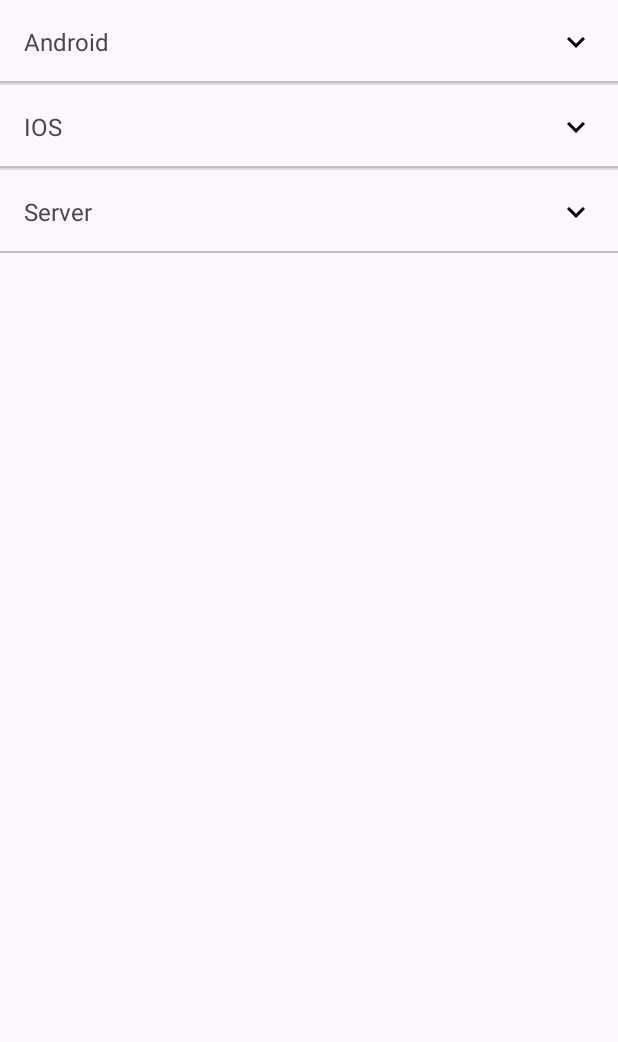
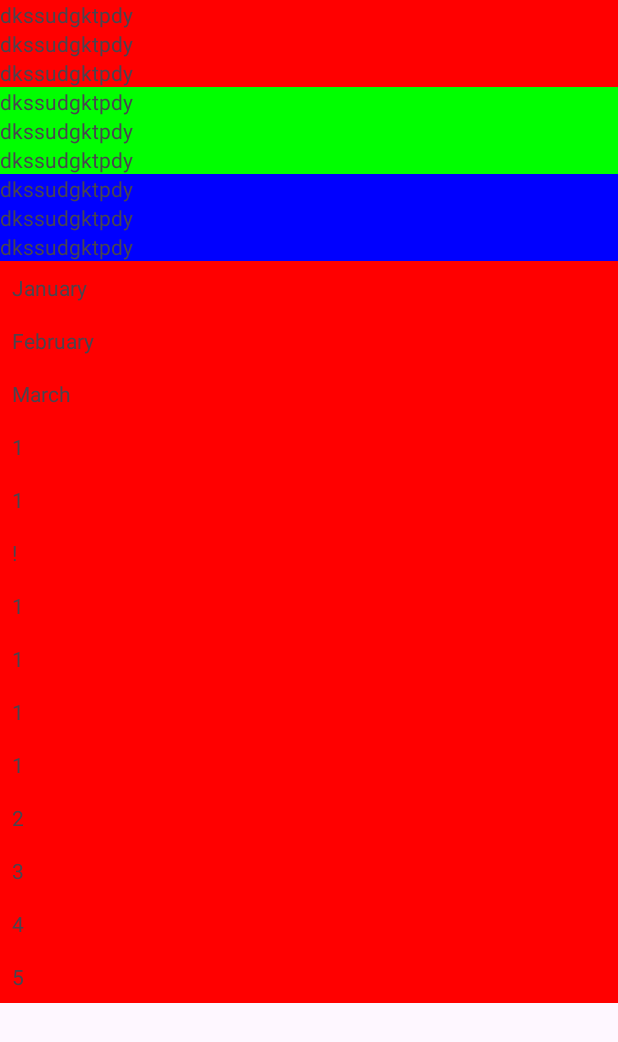
Before and after one commit to rmfgh2004/WidgetSampleApp, an Android app: the screen it shows after launch (MainActivity), on a phone screen of 412 x 824 dp. Shown: the top 1042 px of the screen. Run offline under Robolectric (Android 15) with nearby library versions, the phone set to English and light mode, and no system bars.

Commit message:
study scroll widget

```diff
--- a/app/src/main/java/com/example/widgetsampleapp/MainActivity.kt
+++ b/app/src/main/java/com/example/widgetsampleapp/MainActivity.kt
@@ -20,15 +20,14 @@ class MainActivity : AppCompatActivity() {
     override fun onCreate(savedInstanceState: Bundle?) {
         super.onCreate(savedInstanceState)
         enableEdgeToEdge()
-        setContentView(R.layout.widget_expandable_list_view)
+        setContentView(R.layout.widget_nested_scroll_view)
         ViewCompat.setOnApplyWindowInsetsListener(findViewById(R.id.main)) { v, insets ->
             val systemBars = insets.getInsets(WindowInsetsCompat.Type.systemBars())
             v.setPadding(systemBars.left, systemBars.top, systemBars.right, systemBars.bottom)
             insets
         }
 
-        setExpandableListViewWidget()
-
+        setNestedScrollViewWidget()
     }
 
     private fun setTextWidget() {
@@ -78,7 +77,7 @@ class MainActivity : AppCompatActivity() {
     }
 
     private fun setRecyclerViewWidget() {
-        val dataset = arrayOf("January", "February", "March")
+        val dataset = arrayOf("January", "February", "March", "1", "1", "!", "1", "1", "1", "1", "2", "3", "4", "5")
         val sampleAdapter = SampleAdapter(dataset)
 
         val recyclerView: RecyclerView = findViewById(R.id.recyclerView)
@@ -147,4 +146,8 @@ class MainActivity : AppCompatActivity() {
             listView.requestLayout()
         }
     }
+
+    private fun setNestedScrollViewWidget() {
+        setRecyclerViewWidget()
+    }
 }
--- /dev/null
+++ b/app/src/main/res/layout/widget_nested_scroll_view.xml
@@ -0,0 +1,89 @@
+<?xml version="1.0" encoding="utf-8"?>
+<androidx.constraintlayout.widget.ConstraintLayout xmlns:android="http://schemas.android.com/apk/res/android"
+    xmlns:app="http://schemas.android.com/apk/res-auto"
+    android:id="@+id/main"
+    android:layout_width="match_parent"
+    android:layout_height="match_parent">
+
+    <androidx.core.widget.NestedScrollView
+        android:layout_width="match_parent"
+        android:layout_height="match_parent">
+
+        <LinearLayout
+            android:layout_width="match_parent"
+            android:layout_height="wrap_content"
+            android:background="#FF0000"
+            android:orientation="vertical">
+
+            <TextView
+                android:layout_width="wrap_content"
+                android:layout_height="wrap_content"
+                android:text="dkssudgktpdy"/>
+
+            <TextView
+                android:layout_width="wrap_content"
+                android:layout_height="wrap_content"
+                android:text="dkssudgktpdy"/>
+
+            <TextView
+                android:layout_width="wrap_content"
+                android:layout_height="wrap_content"
+                android:text="dkssudgktpdy"/>
+
+            <LinearLayout
+                android:layout_width="match_parent"
+                android:layout_height="wrap_content"
+                android:background="#00FF00"
+                android:orientation="vertical">
+
+                <TextView
+                    android:layout_width="wrap_content"
+                    android:layout_height="wrap_content"
+                    android:text="dkssudgktpdy"/>
+
+                <TextView
+                    android:layout_width="wrap_content"
+                    android:layout_height="wrap_content"
+                    android:text="dkssudgktpdy"/>
+
+                <TextView
+                    android:layout_width="wrap_content"
+                    android:layout_height="wrap_content"
+                    android:text="dkssudgktpdy"/>
+
+            </LinearLayout>
+
+            <LinearLayout
+                android:layout_width="match_parent"
+                android:layout_height="wrap_content"
+                android:background="#0000FF"
+                android:orientation="vertical">
+
+                <TextView
+                    android:layout_width="wrap_content"
+                    android:layout_height="wrap_content"
+                    android:text="dkssudgktpdy"/>
+
+                <TextView
+                    android:layout_width="wrap_content"
+                    android:layout_height="wrap_content"
+                    android:text="dkssudgktpdy"/>
+
+                <TextView
+                    android:layout_width="wrap_content"
+                    android:layout_height="wrap_content"
+                    android:text="dkssudgktpdy"/>
+
+            </LinearLayout>
+
+            <androidx.recyclerview.widget.RecyclerView
+                android:id="@+id/recyclerView"
+                android:layout_width="match_parent"
+                android:layout_height="wrap_content"
+                android:nestedScrollingEnabled="false"/>
+
+        </LinearLayout>
+
+    </androidx.core.widget.NestedScrollView>
+
+</androidx.constraintlayout.widget.ConstraintLayout>
```
Also changed, not shown: app/src/main/res/layout/widget_scroll.xml (added, +92 -0 lines).
